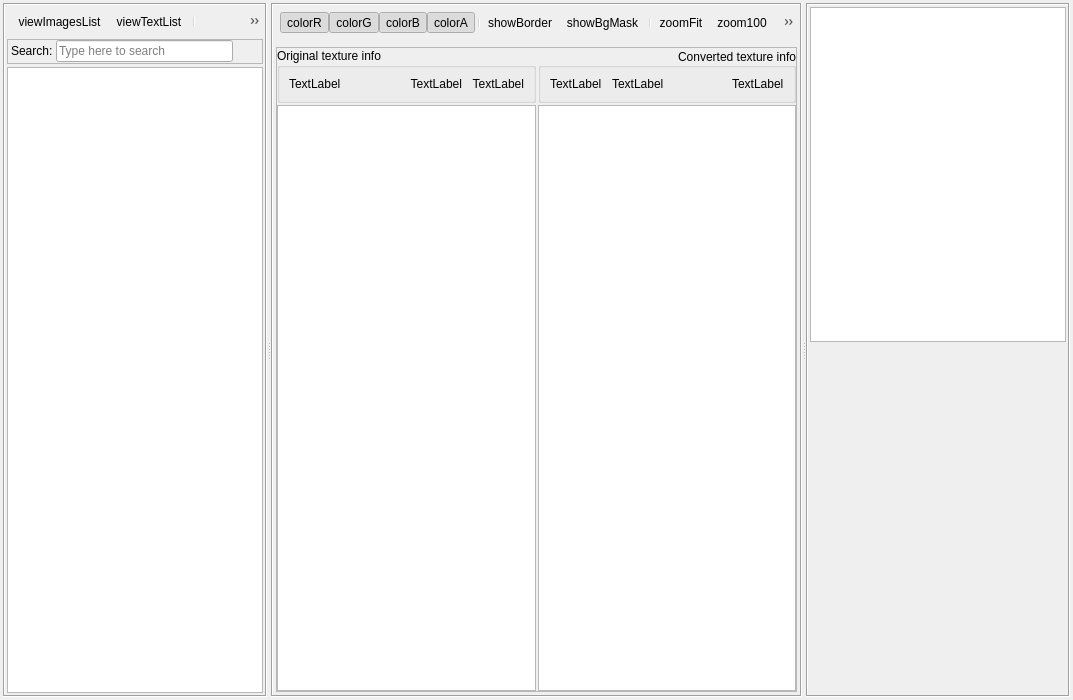
Qt form Tools/ResourceEditor/DataQt/texturebrowser.ui (xaoctech/dava.engine) before a commit.
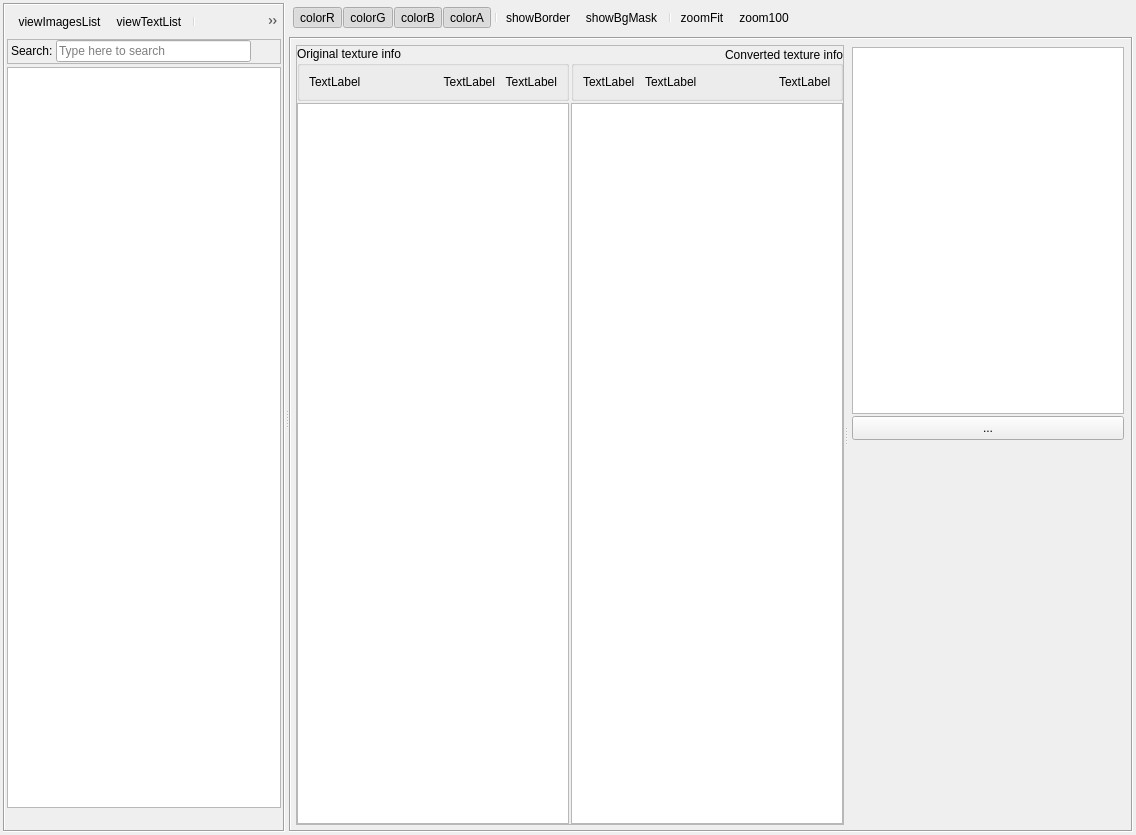
The same form after that commit. Icons and pictures are not drawn. Custom widgets are drawn as their Qt base class.

Commit message: [DF-1507] More accurate controls position on textureBrowser window

```diff
--- a/Tools/ResourceEditor/DataQt/texturebrowser.ui
+++ b/Tools/ResourceEditor/DataQt/texturebrowser.ui
@@ -6,8 +6,8 @@
    <rect>
     <x>0</x>
     <y>0</y>
-    <width>1073</width>
-    <height>700</height>
+    <width>1136</width>
+    <height>835</height>
    </rect>
   </property>
   <property name="sizePolicy">
@@ -82,7 +82,7 @@
          <addaction name="actionViewTextList"/>
          <addaction name="separator"/>
          <addaction name="actionFilterSelectedNode"/>
-         <addaction name="separator"/>
+         <addaction name="actionConvertAll"/>
         </widget>
        </item>
        <item>
@@ -189,46 +189,25 @@
          </property>
         </widget>
        </item>
+       <item>
+        <widget class="QToolBar" name="textureListSortToolbar">
+         <property name="iconSize">
+          <size>
+           <width>16</width>
+           <height>16</height>
+          </size>
+         </property>
+        </widget>
+       </item>
       </layout>
      </widget>
-     <widget class="QSplitter" name="splitterH">
-      <property name="sizePolicy">
-       <sizepolicy hsizetype="Expanding" vsizetype="Expanding">
-        <horstretch>80</horstretch>
-        <verstretch>100</verstretch>
-       </sizepolicy>
-      </property>
-      <property name="frameShape">
-       <enum>QFrame::NoFrame</enum>
-      </property>
-      <property name="frameShadow">
-       <enum>QFrame::Sunken</enum>
-      </property>
-      <property name="lineWidth">
-       <number>1</number>
-      </property>
-      <property name="orientation">
-       <enum>Qt::Vertical</enum>
-      </property>
-      <widget class="QFrame" name="frameTextures">
-       <property name="sizePolicy">
-        <sizepolicy hsizetype="Preferred" vsizetype="Preferred">
-         <horstretch>0</horstretch>
-         <verstretch>0</verstretch>
-        </sizepolicy>
-       </property>
-       <property name="frameShape">
-        <enum>QFrame::Box</enum>
-       </property>
-       <property name="frameShadow">
-        <enum>QFrame::Sunken</enum>
-       </property>
-       <layout class="QVBoxLayout" name="verticalLayout_3">
+     <widget class="QFrame" name="frameMain">
+      <layout class="QVBoxLayout" name="verticalLayout_5">
         <property name="spacing">
          <number>5</number>
         </property>
         <property name="margin">
-         <number>3</number>
+        <number>0</number>
         </property>
         <item>
          <widget class="QToolBar" name="textureToolbar">
@@ -275,16 +254,51 @@
           <addaction name="separator"/>
           <addaction name="actionZoomFit"/>
           <addaction name="actionZoom100"/>
-          <addaction name="separator"/>
-          <addaction name="actionConvert"/>
-          <addaction name="actionConvertAll"/>
          </widget>
         </item>
         <item>
-         <widget class="QTabBar" name="viewTabBar" native="true"/>
+        <widget class="QFrame" name="frameTextureAndProp">
+         <property name="sizePolicy">
+          <sizepolicy hsizetype="Preferred" vsizetype="Expanding">
+           <horstretch>0</horstretch>
+           <verstretch>0</verstretch>
+          </sizepolicy>
+         </property>
+         <property name="frameShape">
+          <enum>QFrame::Box</enum>
+         </property>
+         <property name="frameShadow">
+          <enum>QFrame::Sunken</enum>
+         </property>
+         <layout class="QVBoxLayout" name="verticalLayout_6">
+          <property name="spacing">
+           <number>1</number>
+          </property>
+          <property name="margin">
+           <number>5</number>
+          </property>
+          <item>
+           <widget class="QTabBar" name="viewTabBar" native="true">
+            <property name="sizePolicy">
+             <sizepolicy hsizetype="Preferred" vsizetype="Preferred">
+              <horstretch>0</horstretch>
+              <verstretch>0</verstretch>
+             </sizepolicy>
+            </property>
+           </widget>
         </item>
         <item>
-         <widget class="QFrame" name="frame_2">
+           <widget class="QSplitter" name="splitter_2">
+            <property name="sizePolicy">
+             <sizepolicy hsizetype="Expanding" vsizetype="Expanding">
+              <horstretch>0</horstretch>
+              <verstretch>0</verstretch>
+             </sizepolicy>
+            </property>
+            <property name="orientation">
+             <enum>Qt::Horizontal</enum>
+            </property>
+            <widget class="QFrame" name="frameTextures">
           <property name="frameShape">
            <enum>QFrame::StyledPanel</enum>
           </property>
@@ -479,11 +493,7 @@
            </item>
           </layout>
          </widget>
-        </item>
-       </layout>
-      </widget>
-     </widget>
-     <widget class="QFrame" name="frame_3">
+            <widget class="QFrame" name="frameProperties">
       <property name="sizePolicy">
        <sizepolicy hsizetype="Expanding" vsizetype="Preferred">
         <horstretch>0</horstretch>
@@ -496,17 +506,20 @@
         <height>0</height>
        </size>
       </property>
-      <property name="frameShape">
-       <enum>QFrame::Box</enum>
-      </property>
-      <property name="frameShadow">
-       <enum>QFrame::Sunken</enum>
-      </property>
       <layout class="QVBoxLayout" name="verticalLayout_2">
        <property name="spacing">
         <number>2</number>
        </property>
-       <property name="margin">
+              <property name="leftMargin">
+               <number>4</number>
+              </property>
+              <property name="topMargin">
+               <number>2</number>
+              </property>
+              <property name="rightMargin">
+               <number>2</number>
+              </property>
+              <property name="bottomMargin">
         <number>2</number>
        </property>
        <item>
@@ -531,6 +544,28 @@
          </property>
         </widget>
        </item>
+              <item>
+               <widget class="QToolButton" name="convertToolButton">
+                <property name="sizePolicy">
+                 <sizepolicy hsizetype="Preferred" vsizetype="Preferred">
+                  <horstretch>0</horstretch>
+                  <verstretch>0</verstretch>
+                 </sizepolicy>
+                </property>
+                <property name="minimumSize">
+                 <size>
+                  <width>0</width>
+                  <height>24</height>
+                 </size>
+                </property>
+                <property name="text">
+                 <string>...</string>
+                </property>
+                <property name="toolButtonStyle">
+                 <enum>Qt::ToolButtonTextBesideIcon</enum>
+                </property>
+               </widget>
+              </item>
        <item>
         <widget class="QLabel" name="warningLabel">
          <property name="sizePolicy">
@@ -539,18 +574,23 @@
            <verstretch>0</verstretch>
           </sizepolicy>
          </property>
+                <property name="font">
+                 <font>
+                  <pointsize>10</pointsize>
+                 </font>
+                </property>
          <property name="text">
           <string/>
          </property>
-         <property name="textFormat">
-          <enum>Qt::AutoText</enum>
-         </property>
          <property name="alignment">
           <set>Qt::AlignCenter</set>
          </property>
          <property name="wordWrap">
           <bool>true</bool>
          </property>
+                <property name="margin">
+                 <number>3</number>
+                </property>
         </widget>
        </item>
        <item>
@@ -565,6 +605,13 @@
           </size>
          </property>
         </spacer>
+              </item>
+             </layout>
+            </widget>
+           </widget>
+          </item>
+         </layout>
+        </widget>
        </item>
       </layout>
      </widget>
```
Left out of the diff: 2 changed lines with no effect on the pictures. Lines whose indentation alone changed are shown as unchanged. The commit also changes 1 other file.
